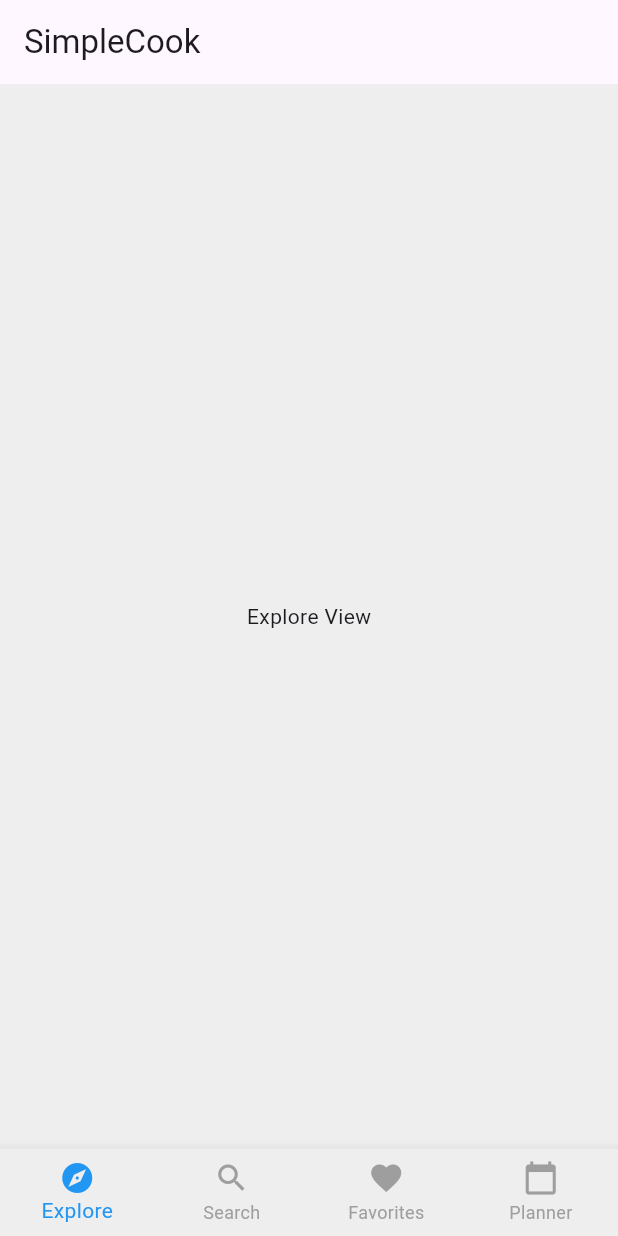
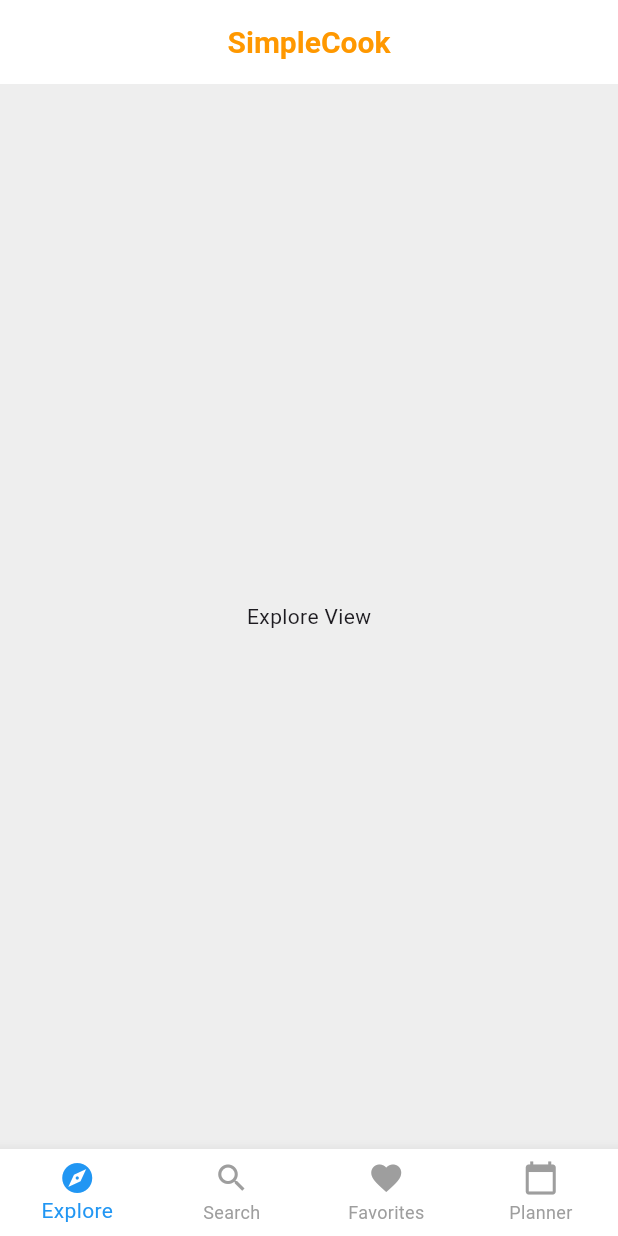
Before and after one commit to lumeav/SimpleCook, a Flutter app: the screen it shows after launch, on a phone screen of 412 x 824 dp. Run offline on Flutter 3.47's test engine with Material 3 defaults, Android fonts, the phone set to English and light mode, and no system bars.

Commit message:
Added a few unused widgets for later use (and for the task we have to do)

```diff
--- a/simple_cook/lib/common/common_view.dart
+++ b/simple_cook/lib/common/common_view.dart
@@ -1,5 +1,6 @@
 import 'package:flutter/material.dart';
-import 'package:simple_cook/ui/main_widgets/navbar.dart';
+import 'package:simple_cook/common/navbar.dart';
+import 'package:simple_cook/widgets/CustomAppBar.dart';
 
 class CommonView extends StatelessWidget {
   final int selectedIndex;
@@ -11,10 +12,7 @@ class CommonView extends StatelessWidget {
   @override
   Widget build(BuildContext context) {
     return Scaffold(
-      appBar: AppBar(
-        title: Text('SimpleCook'),
-        automaticallyImplyLeading: false,
-      ),
+        appBar: CustomAppBar(title: 'SimpleCook'), // Use CustomAppBar here
       body: Container(
         color: Colors.grey[200],
         child: child,
--- a/simple_cook/lib/ui/main_widgets/navbar.dart
+++ b/simple_cook/lib/common/navbar.dart
@@ -9,7 +9,7 @@ class CustomNavBar extends StatelessWidget {
   @override
   Widget build(BuildContext context) {
     return BottomNavigationBar(
-      backgroundColor: Colors.grey[200], // Set background color
+      backgroundColor: Color.fromARGB(255, 255, 255, 255), // Set background color
       selectedItemColor: Colors.blue, // Set selected item color
       unselectedItemColor: Colors.grey, // Set unselected item color
       currentIndex: selectedIndex,
--- a/simple_cook/lib/main.dart
+++ b/simple_cook/lib/main.dart
@@ -1,6 +1,6 @@
 import 'package:flutter/material.dart';
 import 'package:simple_cook/common/common_view.dart';
-import 'package:simple_cook/ui/main_widgets/navbar.dart';
+import 'package:simple_cook/common/navbar.dart';
 import 'package:simple_cook/ui/explore/explore_view.dart';
 import 'package:simple_cook/ui/favorites/favorites_view.dart';
 import 'package:simple_cook/ui/planner/planner_view.dart';
--- /dev/null
+++ b/simple_cook/lib/widgets/CustomAppBar.dart
@@ -0,0 +1,28 @@
+import 'package:flutter/material.dart';
+
+class CustomAppBar extends StatelessWidget implements PreferredSizeWidget {
+  final String title;
+
+  const CustomAppBar({Key? key, required this.title}) : super(key: key);
+
+  @override
+  Widget build(BuildContext context) {
+    return AppBar(
+      title: Text(
+        title,
+        style: TextStyle(
+          color: Colors.orange,
+          fontSize: 20.0,
+          fontWeight: FontWeight.bold,
+        ),
+      ),
+      centerTitle: true,
+      automaticallyImplyLeading: false,
+      backgroundColor: Colors.white,
+      elevation: 0, // Remove shadow
+    );
+  }
+
+  @override
+  Size get preferredSize => Size.fromHeight(kToolbarHeight);
+}
```
Also changed, not shown: simple_cook/lib/widgets/customButton.dart (added, +52 -0 lines), simple_cook/lib/widgets/customFilterButton.dart (added, +14 -0 lines), simple_cook/lib/widgets/customSearchRecipeButton.dart (added, +17 -0 lines).
